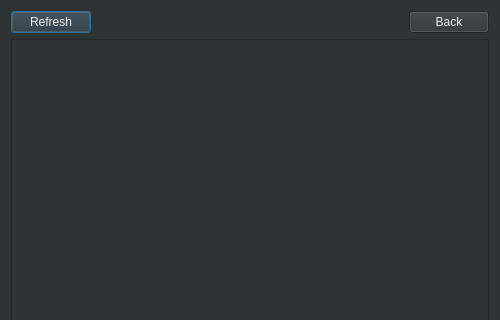
Old version of the form usersdialog.ui in the repository hassan-kandil/DistImage; both pictures show x 0 to 500 and y 0 to 320 of the 500 by 500 pixel window.
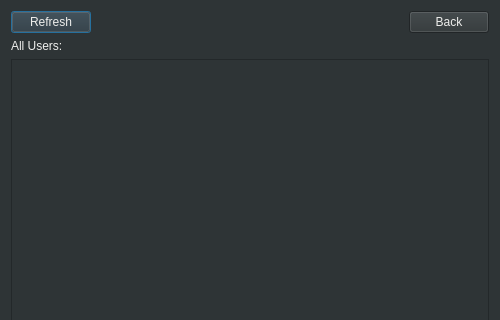
New version of the form.

The edit to the form file:
```diff
--- a/usersdialog.ui
+++ b/usersdialog.ui
@@ -55,6 +55,16 @@
      </item>
     </layout>
    </item>
+   <item>
+    <widget class="QLabel" name="label">
+     <property name="styleSheet">
+      <string notr="true">color: rgb(238, 238, 236)</string>
+     </property>
+     <property name="text">
+      <string>All Users:</string>
+     </property>
+    </widget>
+   </item>
    <item>
     <widget class="QListWidget" name="listWidget">
      <property name="styleSheet">
```
